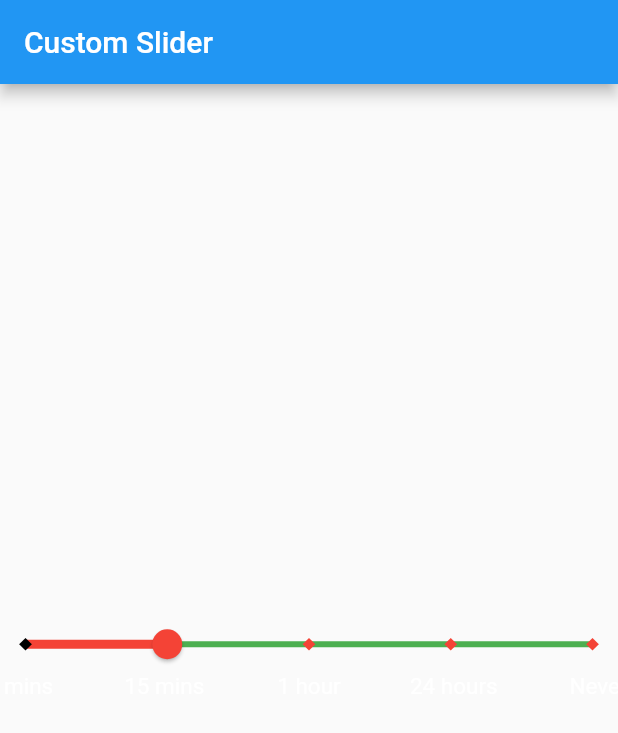
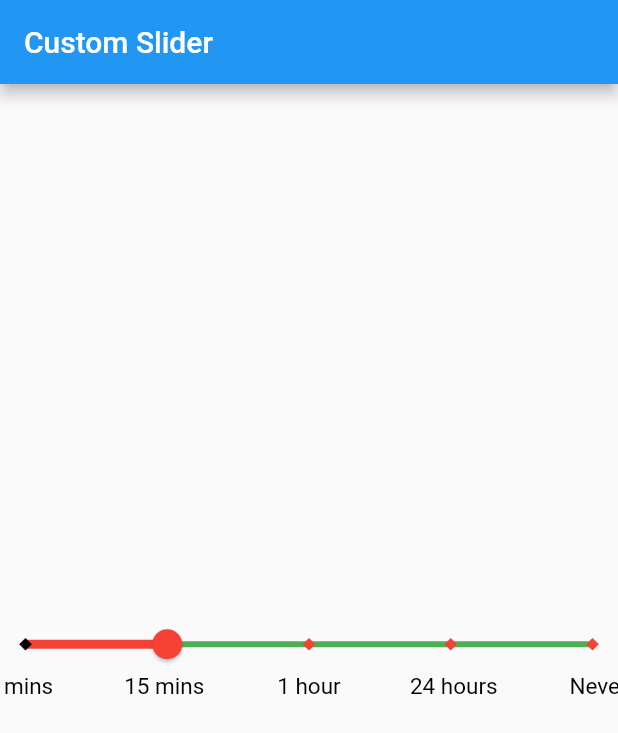
Before and after one commit to thanhtuaung/custom_slider, a Flutter app: the screen it shows after launch, on a phone screen of 412 x 824 dp. Shown: the top 733 px of the screen. Run offline on Flutter 3.47's test engine with Material 2 defaults, Android fonts, the phone set to English and light mode, and no system bars.

Commit message:
default Color

```diff
--- a/lib/src/custom_slider_widget.dart
+++ b/lib/src/custom_slider_widget.dart
@@ -85,7 +85,7 @@ class SSSlider<T> extends StatelessWidget {
               data: SliderThemeData(
                 tickMarkShape: TextShape(
                   textList: itemList.map((e) => itemAsString(e)).toList(),
-                  textColor: labelTextColor,
+                  textColor: labelTextColor ?? Colors.black,
                 ),
                 // trackShape: RoundedRectSliderTrackShape(),
                 overlayShape: SliderComponentShape.noThumb,
```
